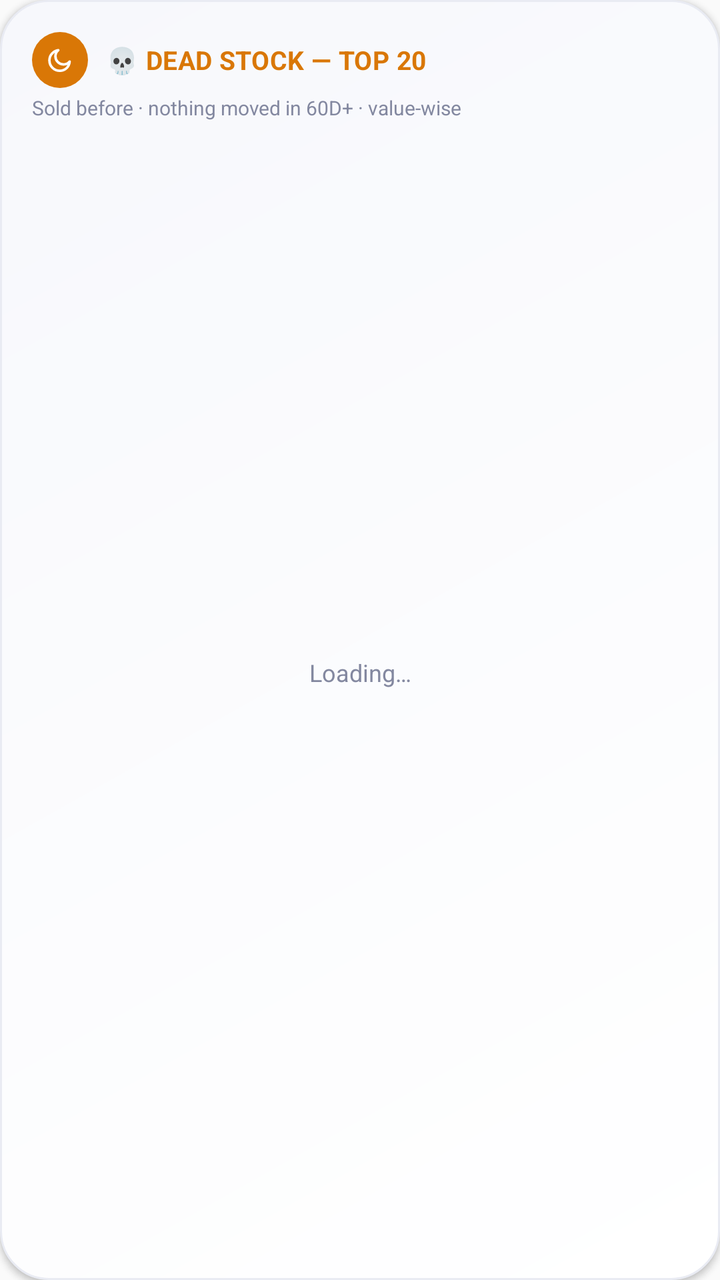
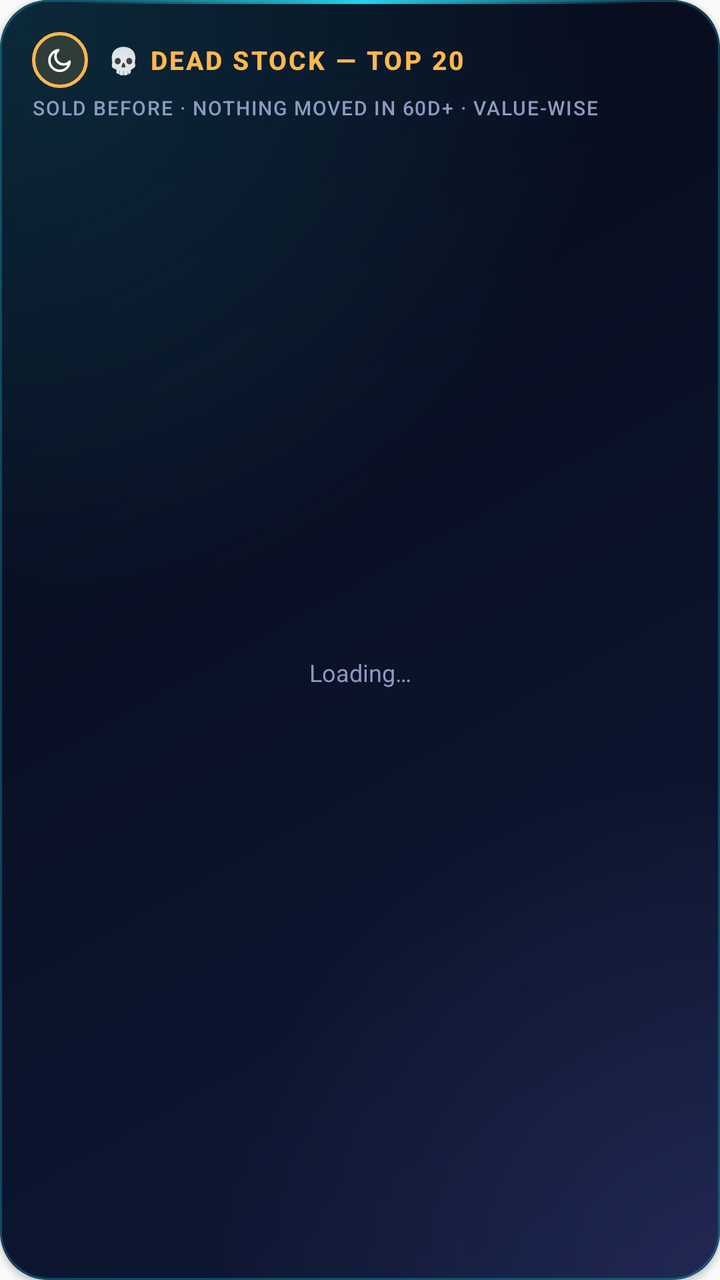

Compare the two renders of this Android layout. The source of the first and the diff that turns it into the second are given below.
<!-- AndroidManifest.xml: application theme Theme.AppCompat.Light.NoActionBar -->
<!-- res/layout/widget_inventory_dead_stock.xml -->
<?xml version="1.0" encoding="utf-8"?>
<LinearLayout xmlns:android="http://schemas.android.com/apk/res/android"
    android:layout_width="match_parent"
    android:layout_height="match_parent"
    android:orientation="vertical"
    android:background="@drawable/widget_background"
    android:padding="16dp"
    android:elevation="2dp"
    android:id="@+id/inv_sv_widget_root">

    <LinearLayout
        android:layout_width="match_parent"
        android:layout_height="wrap_content"
        android:orientation="horizontal"
        android:gravity="center_vertical">
        <FrameLayout
            android:layout_width="28dp"
            android:layout_height="28dp"
            android:background="@drawable/badge_circle_warning">
            <ImageView android:layout_width="15dp" android:layout_height="15dp"
                android:layout_gravity="center" android:src="@drawable/ic_moon" />
        </FrameLayout>
        <TextView
            android:layout_width="0dp"
            android:layout_height="wrap_content"
            android:layout_weight="1"
            android:layout_marginStart="9dp"
            android:text="@string/inv_dead_stock_widget_title"
            android:textColor="@color/status_warning"
            android:textStyle="bold"
            android:textSize="13sp"
            android:letterSpacing="0.01" />
    </LinearLayout>

    <TextView
        android:layout_width="match_parent"
        android:layout_height="wrap_content"
        android:layout_marginTop="3dp"
        android:layout_marginBottom="8dp"
        android:text="@string/inv_dead_stock_widget_subtitle"
        android:textColor="@color/ink_500"
        android:textSize="10sp" />

    <FrameLayout
        android:layout_width="match_parent"
        android:layout_height="0dp"
        android:layout_weight="1">

        <ListView
            android:id="@+id/inv_sv_listview"
            android:layout_width="match_parent"
            android:layout_height="match_parent"
            android:divider="@color/hairline"
            android:dividerHeight="1px"
            android:scrollbars="none" />

        <TextView
            android:id="@+id/inv_sv_empty_view"
            android:layout_width="match_parent"
            android:layout_height="match_parent"
            android:gravity="center"
            android:text="Loading…"
            android:textColor="@color/ink_500"
            android:textSize="12sp" />

    </FrameLayout>

    <TextView
        android:id="@+id/inv_sv_footer"
        android:layout_width="match_parent"
        android:layout_height="wrap_content"
        android:layout_marginTop="8dp"
        android:text=""
        android:textColor="@color/ink_400"
        android:textSize="9sp" />

</LinearLayout>
<!-- resources referenced by this layout -->
<resources>
  <color name="hairline">#EDEFF5</color>
  <color name="ink_400">#A6AABD</color>
  <color name="ink_500">#8388A0</color>
  <color name="status_warning">#D97706</color>
  <!-- drawable badge_circle_warning (drawable) -->
  <?xml version="1.0" encoding="utf-8"?>
  <shape xmlns:android="http://schemas.android.com/apk/res/android" android:shape="oval">
      <solid android:color="@color/status_warning" />
  </shape>
  <!-- drawable ic_moon (drawable) -->
  <vector xmlns:android="http://schemas.android.com/apk/res/android"
      android:width="24dp" android:height="24dp" android:viewportWidth="24" android:viewportHeight="24">
      <path android:fillColor="#00000000" android:strokeColor="#FFFFFF" android:strokeWidth="2"
          android:strokeLineJoin="round" android:strokeLineCap="round"
          android:pathData="M20,13.5 C18.9,14.9 17.1,15.8 15.1,15.8 C11.5,15.8 8.6,12.9 8.6,9.3 C8.6,7.3 9.5,5.5 10.9,4.4 C6.9,5 3.8,8.4 3.8,12.6 C3.8,17.2 7.5,20.9 12.1,20.9 C16.2,20.9 19.6,17.9 20,13.5 Z" />
  </vector>
  <!-- drawable widget_background (drawable) -->
  <?xml version="1.0" encoding="utf-8"?>
  <shape xmlns:android="http://schemas.android.com/apk/res/android"
      android:shape="rectangle">
      <corners android:radius="24dp" />
      <gradient
          android:angle="135"
          android:startColor="@color/surface_card_top"
          android:endColor="@color/surface_card_bottom"
          android:type="linear" />
      <stroke android:width="1dp" android:color="@color/surface_inset_border" />
  </shape>
  <string name="inv_dead_stock_widget_subtitle">Sold before · nothing moved in 60D+ · value-wise</string>
  <string name="inv_dead_stock_widget_title">💀 DEAD STOCK — TOP 20</string>
  <color name="surface_card_top">#FFFFFF</color>
  <color name="surface_card_bottom">#F7F8FC</color>
  <color name="surface_inset_border">#E9EBF3</color>
</resources>

<!-- the commit's change to res/layout/widget_inventory_dead_stock.xml (unified diff, before → after) -->
@@ -29,7 +29,7 @@
             android:textColor="@color/status_warning"
             android:textStyle="bold"
             android:textSize="13sp"
-            android:letterSpacing="0.01" />
+            android:textAllCaps="true" android:letterSpacing="0.08" android:fontFamily="sans-serif-medium" />
     </LinearLayout>
 
     <TextView
@@ -39,7 +39,7 @@
         android:layout_marginBottom="8dp"
         android:text="@string/inv_dead_stock_widget_subtitle"
         android:textColor="@color/ink_500"
-        android:textSize="10sp" />
+        android:textSize="10sp" android:textAllCaps="true" android:letterSpacing="0.06" android:fontFamily="sans-serif-medium" />
 
     <FrameLayout
         android:layout_width="match_parent"
<!-- resource entries referenced after the edit -->
@@ -1,13 +1,14 @@
 <!-- resources referenced by this layout -->
 <resources>
-  <color name="hairline">#EDEFF5</color>
-  <color name="ink_400">#A6AABD</color>
-  <color name="ink_500">#8388A0</color>
-  <color name="status_warning">#D97706</color>
+  <color name="hairline">#FF1A2850</color>
+  <color name="ink_400">#FF7585AE</color>
+  <color name="ink_500">#FF8C9AC0</color>
+  <color name="status_warning">#FFFFB84D</color>
   <!-- drawable badge_circle_warning (drawable) -->
   <?xml version="1.0" encoding="utf-8"?>
   <shape xmlns:android="http://schemas.android.com/apk/res/android" android:shape="oval">
-      <solid android:color="@color/status_warning" />
+      <solid android:color="@color/status_warning_soft" />
+      <stroke android:width="1.5dp" android:color="@color/status_warning" />
   </shape>
   <!-- drawable ic_moon (drawable) -->
   <vector xmlns:android="http://schemas.android.com/apk/res/android"
@@ -18,20 +19,33 @@
   </vector>
   <!-- drawable widget_background (drawable) -->
   <?xml version="1.0" encoding="utf-8"?>
-  <shape xmlns:android="http://schemas.android.com/apk/res/android"
-      android:shape="rectangle">
-      <corners android:radius="24dp" />
-      <gradient
-          android:angle="135"
-          android:startColor="@color/surface_card_top"
-          android:endColor="@color/surface_card_bottom"
-          android:type="linear" />
-      <stroke android:width="1dp" android:color="@color/surface_inset_border" />
-  </shape>
+  <layer-list xmlns:android="http://schemas.android.com/apk/res/android">
+      <item><shape android:shape="rectangle"><corners android:radius="24dp" />
+          <gradient android:angle="135" android:startColor="@color/surface_card_top" android:endColor="@color/surface_card_bottom" android:type="linear" /></shape></item>
+      <item><shape android:shape="rectangle"><corners android:radius="24dp" />
+          <gradient android:type="radial" android:gradientRadius="85%p" android:centerX="0.0" android:centerY="0.0"
+              android:startColor="@color/glow_cyan_start" android:endColor="@color/glow_cyan_end" /></shape></item>
+      <item><shape android:shape="rectangle"><corners android:radius="24dp" />
+          <gradient android:type="radial" android:gradientRadius="70%p" android:centerX="1.0" android:centerY="1.0"
+              android:startColor="@color/glow_violet_start" android:endColor="@color/glow_violet_end" /></shape></item>
+      <item><shape android:shape="rectangle"><corners android:radius="24dp" />
+          <stroke android:width="1dp" android:color="@color/neon_border" /></shape></item>
+      <item android:gravity="top" android:height="2dp" android:left="36dp" android:right="36dp">
+          <shape android:shape="rectangle"><corners android:radius="1dp" />
+              <gradient android:angle="0" android:startColor="@color/edge_fade_start" android:centerColor="@color/neon_cyan" android:endColor="@color/edge_fade_end" /></shape></item>
+  </layer-list>
   <string name="inv_dead_stock_widget_subtitle">Sold before · nothing moved in 60D+ · value-wise</string>
   <string name="inv_dead_stock_widget_title">💀 DEAD STOCK — TOP 20</string>
-  <color name="surface_card_top">#FFFFFF</color>
-  <color name="surface_card_bottom">#F7F8FC</color>
-  <color name="surface_inset_border">#E9EBF3</color>
+  <color name="status_warning_soft">#26FFB84D</color>
+  <color name="surface_card_top">#FF0F1A38</color>
+  <color name="surface_card_bottom">#FF060A18</color>
+  <color name="glow_cyan_start">#2822D3EE</color>
+  <color name="glow_cyan_end">#0022D3EE</color>
+  <color name="glow_violet_start">#248B7CFF</color>
+  <color name="glow_violet_end">#008B7CFF</color>
+  <color name="neon_border">#4422D3EE</color>
+  <color name="edge_fade_start">#0022D3EE</color>
+  <color name="neon_cyan">#FF22D3EE</color>
+  <color name="edge_fade_end">#008B7CFF</color>
 </resources>
 
